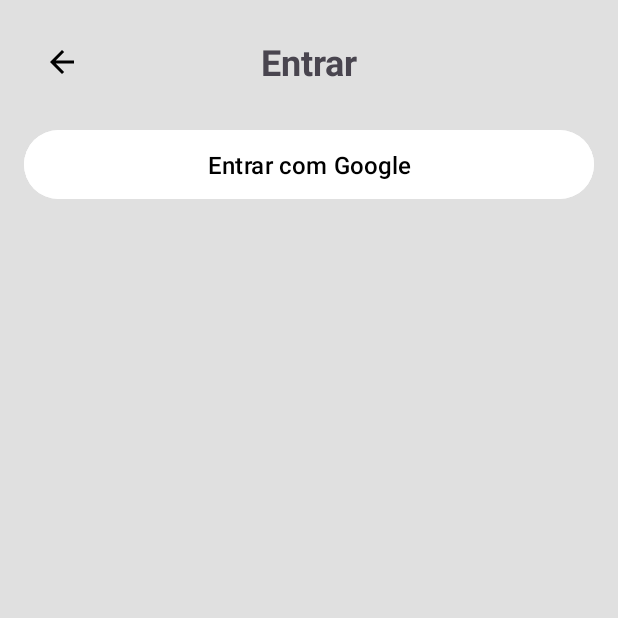
After one commit to kimMichel/android-PrepVest, an Android app: the fragment LoginFragment shown on its own in the app's theme, on a phone screen of 412 x 824 dp, the top half of it. The commit adds this screen. Run offline under Robolectric (Android 15) with nearby library versions, the phone set to English and light mode, and no system bars.

Commit message:
Add Login Screen

```diff
--- /dev/null
+++ b/app/src/main/java/br/com/prepvest/ui/login/LoginFragment.kt
@@ -0,0 +1,21 @@
+package br.com.prepvest.ui.login
+
+import android.os.Bundle
+import android.view.LayoutInflater
+import android.view.View
+import android.view.ViewGroup
+import androidx.fragment.app.Fragment
+import br.com.prepvest.databinding.FragmentLoginBinding
+
+class LoginFragment : Fragment() {
+
+    private lateinit var binding: FragmentLoginBinding
+
+    override fun onCreateView(
+        inflater: LayoutInflater, container: ViewGroup?,
+        savedInstanceState: Bundle?
+    ): View {
+        binding = FragmentLoginBinding.inflate(inflater, container, false)
+        return binding.root
+    }
+}
--- /dev/null
+++ b/app/src/main/res/drawable/ic_back_arrow.xml
@@ -0,0 +1,5 @@
+<vector android:autoMirrored="true" android:height="24dp"
+    android:tint="#000000" android:viewportHeight="24"
+    android:viewportWidth="24" android:width="24dp" xmlns:android="http://schemas.android.com/apk/res/android">
+    <path android:fillColor="@android:color/white" android:pathData="M20,11H7.83l5.59,-5.59L12,4l-8,8 8,8 1.41,-1.41L7.83,13H20v-2z"/>
+</vector>
--- /dev/null
+++ b/app/src/main/res/layout/app_toolbar.xml
@@ -0,0 +1,25 @@
+<?xml version="1.0" encoding="utf-8"?>
+<androidx.appcompat.widget.Toolbar xmlns:android="http://schemas.android.com/apk/res/android"
+    android:id="@+id/toolbar"
+    android:layout_width="match_parent"
+    android:layout_height="wrap_content">
+
+    <androidx.appcompat.widget.AppCompatImageView
+        android:id="@+id/backButton"
+        android:layout_width="wrap_content"
+        android:layout_height="wrap_content"
+        android:src="@drawable/ic_back_arrow"
+        android:layout_margin="24dp"
+        android:padding="5dp" />
+
+    <TextView
+        android:id="@+id/toolbarTitle"
+        android:layout_width="wrap_content"
+        android:layout_height="wrap_content"
+        android:text="@string/login"
+        android:layout_gravity="center"
+        android:maxEms="15"
+        android:textStyle="bold"
+        android:textSize="24sp" />
+
+</androidx.appcompat.widget.Toolbar>
--- /dev/null
+++ b/app/src/main/res/layout/fragment_login.xml
@@ -0,0 +1,39 @@
+<?xml version="1.0" encoding="utf-8"?>
+<androidx.constraintlayout.widget.ConstraintLayout xmlns:android="http://schemas.android.com/apk/res/android"
+    xmlns:app="http://schemas.android.com/apk/res-auto"
+    xmlns:tools="http://schemas.android.com/tools"
+    android:layout_width="match_parent"
+    android:layout_height="match_parent"
+    android:background="@color/background"
+    tools:context=".ui.login.LoginFragment">
+
+    <com.google.android.material.appbar.AppBarLayout
+        android:id="@+id/appBarLayout"
+        android:layout_width="match_parent"
+        android:layout_height="wrap_content"
+        android:background="@color/background"
+        app:layout_constraintEnd_toEndOf="parent"
+        app:layout_constraintStart_toStartOf="parent"
+        app:layout_constraintTop_toTopOf="parent">
+
+        <include
+            android:id="@+id/toolbar"
+            layout="@layout/app_toolbar" />
+    </com.google.android.material.appbar.AppBarLayout>
+
+    <com.google.android.material.button.MaterialButton
+        android:id="@+id/loginGoogle"
+        android:layout_width="match_parent"
+        android:layout_height="wrap_content"
+        android:layout_marginHorizontal="16dp"
+        android:paddingVertical="12dp"
+        android:text="@string/login_google"
+        android:textColor="@color/black"
+        android:backgroundTint="@color/white"
+        android:textSize="16sp"
+        app:iconGravity="textStart"
+        app:layout_constraintEnd_toEndOf="parent"
+        app:layout_constraintStart_toStartOf="parent"
+        app:layout_constraintTop_toBottomOf="@+id/appBarLayout" />
+
+</androidx.constraintlayout.widget.ConstraintLayout>
--- a/app/src/main/res/values/strings.xml
+++ b/app/src/main/res/values/strings.xml
@@ -14,4 +14,9 @@
     <string name="onboard_signup">Registre-se</string>
     <string name="onboard_have_account">Já possui uma conta?  </string>
     <string name="onboard_login">Entrar</string>
+
+    <!-- Login -->
+    <string name="login">Entrar</string>
+    <string name="login_google">Entrar com Google</string>
+    <string name="login_facebook">Entrar com Facebook</string>
 </resources>
```
Also changed, not shown: app/src/main/java/br/com/prepvest/components/CustomLoginButton.kt (added, +21 -0 lines), app/src/main/res/drawable/ic_google_logo.xml (added, +18 -0 lines), app/src/main/res/layout/fragment_onboard.xml (+4 -4 lines), app/src/main/res/layout/layout_custom_login_button.xml (added, +56 -0 lines), app/src/main/res/values/style.xml (added, +17 -0 lines), app/src/main/res/drawable/rounded_corner_primary.xml (renamed from app/src/main/res/drawable/rounded_corner.xml).
